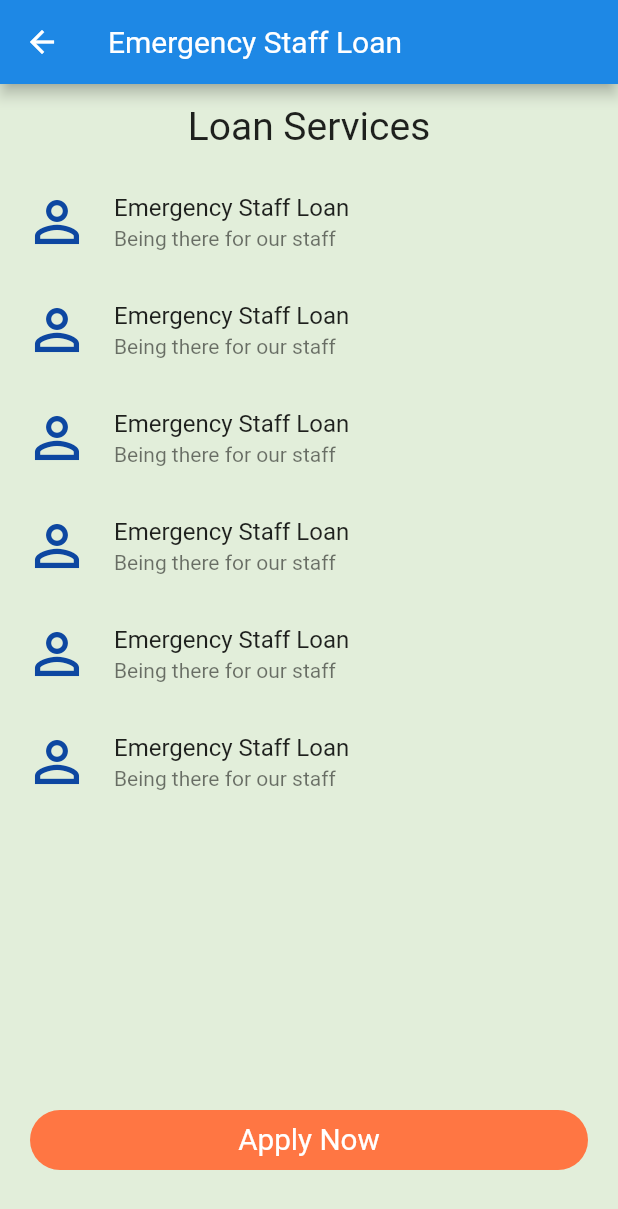
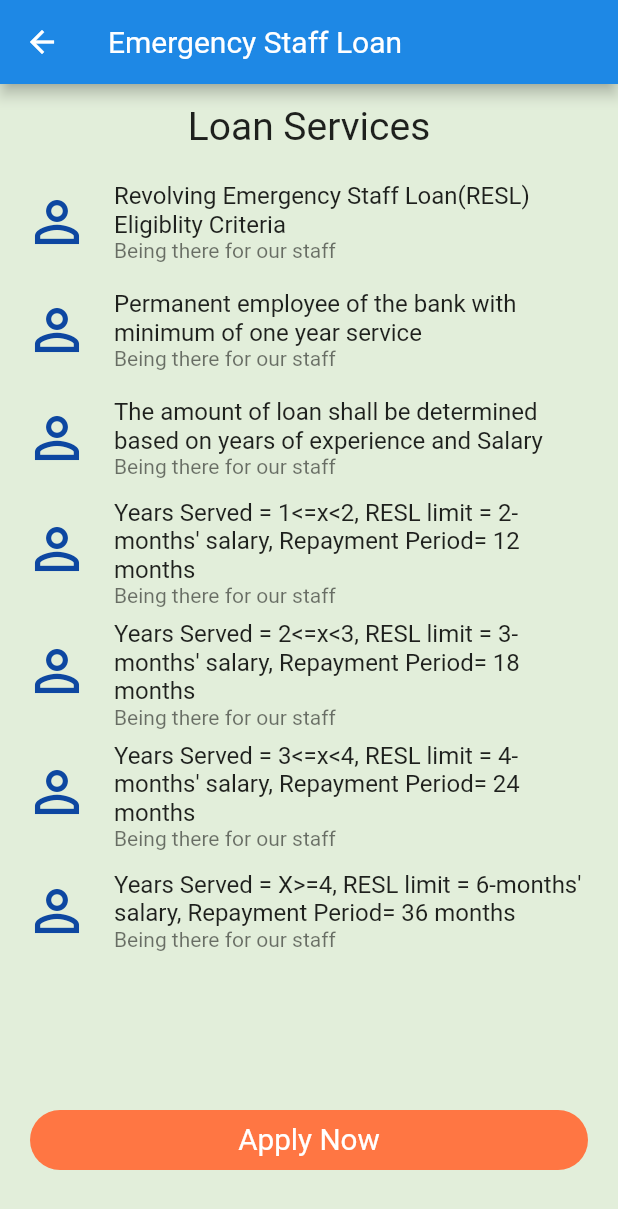
Before and after one commit to RoboCOVA/ligmone, a Flutter app: the EligibleCriteria screen opened directly, on a phone screen of 412 x 824 dp. Shown: the top 1209 px of the screen. Run offline on Flutter 3.47's test engine with Material 2 defaults, Android fonts, the light colour scheme and no system bars; our stand-ins replace cloud_firestore, firebase_auth, firebase_storage, font_awesome_flutter, google_fonts, google_sign_in and 2 more; missing offline and left inert: flutter_circular_chart, flutter_facebook_login, flutter_sparkline; accounts and stored records are empty.

Commit message:
add criteria details

```diff
--- a/lib/loginScreen/loginPage.dart
+++ b/lib/loginScreen/loginPage.dart
@@ -5,6 +5,7 @@ import 'package:ligmone/services/authService.dart';
 import 'package:provider/provider.dart';
 import 'package:google_fonts/google_fonts.dart';
 
+import '../constants.dart';
 import 'ForgotPassword.dart';
 //import 'package:trailblazer/src/shared/constDecoration.dart';
 
@@ -172,6 +173,27 @@ class _LoginPageState extends State<LoginPage> {
     );
   }
 
+  Widget _backButton() {
+    return InkWell(
+      onTap: () {
+        Navigator.pop(context);
+      },
+      child: Container(
+        padding: EdgeInsets.symmetric(horizontal: 10),
+        child: Row(
+          children: <Widget>[
+            Container(
+              padding: EdgeInsets.only(left: 0, top: 10, bottom: 10),
+              child: Icon(Icons.keyboard_arrow_left, color: Colors.black),
+            ),
+            Text('Back',
+                style: TextStyle(fontSize: 20, fontWeight: FontWeight.w500))
+          ],
+        ),
+      ),
+    );
+  }
+
   Widget _submitButtonnew() {
     return Container(
       width: MediaQuery.of(context).size.width,
@@ -288,6 +310,7 @@ class _LoginPageState extends State<LoginPage> {
 
   @override
   Widget build(BuildContext context) {
+    Color _lightGreen = Color.fromARGB(255, 226, 238, 218);
     final height = MediaQuery.of(context).size.height;
     var children2 = <Widget>[
       SizedBox(height: height * .2),
@@ -316,7 +339,7 @@ class _LoginPageState extends State<LoginPage> {
               ),
             ),
           ),
-          //Positioned(top: 40, left: 0, child: _backButton()),
+          Positioned(top: 40, left: 0, child: _backButton()),
         ],
       ),
     ));
--- a/lib/screens/eligibleCriteria.dart
+++ b/lib/screens/eligibleCriteria.dart
@@ -14,6 +14,26 @@ class EligibleCriteria extends StatefulWidget {
 }
 
 class _EligibleCriteriaState extends State<EligibleCriteria> {
+  List<String> revolvingEmergencyStaffLoan = [
+    "Revolving Emergency Staff Loan(RESL) Eligiblity Criteria",
+    "Permanent employee of the bank with minimum of one year service",
+    "The amount of loan shall be determined based on years of experience and Salary",
+    "Years Served = 1<=x<2, RESL limit = 2-months' salary, Repayment Period= 12 months",
+    "Years Served = 2<=x<3, RESL limit = 3-months' salary, Repayment Period= 18 months",
+    "Years Served = 3<=x<4, RESL limit = 4-months' salary, Repayment Period= 24 months",
+    "Years Served = X>=4, RESL limit = 6-months' salary, Repayment Period= 36 months",
+  ];
+  List<String> staffMorgageLoan = [
+    "Staff Morgage Eligiblity Criteria",
+    "Permanent employee of the bank with minimum of two year services",
+    "The applicant shall have good employment record",
+    "Total debt payment obligations shall not eceed half of applicant's base monthly salary",
+    "The resident house acquired need to in the town of where Bank branch exist",
+    "Applicant shall contribute at least 5% of the cost of residential house",
+    "Fresh Morgage loan request shall be considered upon his/her salary and his/her spouse income plus equity contribution ",
+    "Expand more...",
+  ];
+
   @override
   void initState() {
     super.initState();
@@ -21,6 +41,31 @@ class _EligibleCriteriaState extends State<EligibleCriteria> {
 
   @override
   Widget build(BuildContext context) {
+    List<String> temp = [];
+    switch (widget.title) {
+      case 'Emergency Staff Loan':
+        temp = revolvingEmergencyStaffLoan;
+        break;
+      case 'Staff Morgage Loan':
+        temp = staffMorgageLoan;
+        break;
+      case 'Automobile Loans':
+        temp = revolvingEmergencyStaffLoan;
+        break;
+      case 'Staff Condominum Loans':
+        temp = revolvingEmergencyStaffLoan;
+        break;
+      case 'Micro Loans':
+        temp = revolvingEmergencyStaffLoan;
+        break;
+      case 'Personal Loans':
+        temp = revolvingEmergencyStaffLoan;
+        break;
+      case 'Shopping Loans':
+        temp = revolvingEmergencyStaffLoan;
+        break;
+      default:
+    }
     return Scaffold(
       appBar: AppBar(
         backgroundColor: appbarcolor,
@@ -48,7 +93,7 @@ class _EligibleCriteriaState extends State<EligibleCriteria> {
                 color: Colors.blue[900],
                 size: 44,
               ),
-              title: Text('Emergency Staff Loan'),
+              title: Text(revolvingEmergencyStaffLoan[0]),
               subtitle: Text('Being there for our staff'),
             ),
             ListTile(
@@ -57,7 +102,7 @@ class _EligibleCriteriaState extends State<EligibleCriteria> {
                 color: Colors.blue[900],
                 size: 44,
               ),
-              title: Text('Emergency Staff Loan'),
+              title: Text(revolvingEmergencyStaffLoan[1]),
               subtitle: Text('Being there for our staff'),
             ),
             ListTile(
@@ -66,7 +111,7 @@ class _EligibleCriteriaState extends State<EligibleCriteria> {
                 color: Colors.blue[900],
                 size: 44,
               ),
-              title: Text('Emergency Staff Loan'),
+              title: Text(revolvingEmergencyStaffLoan[2]),
               subtitle: Text('Being there for our staff'),
             ),
             ListTile(
@@ -75,7 +120,7 @@ class _EligibleCriteriaState extends State<EligibleCriteria> {
                 color: Colors.blue[900],
                 size: 44,
               ),
-              title: Text('Emergency Staff Loan'),
+              title: Text(revolvingEmergencyStaffLoan[3]),
               subtitle: Text('Being there for our staff'),
             ),
             ListTile(
@@ -84,7 +129,7 @@ class _EligibleCriteriaState extends State<EligibleCriteria> {
                 color: Colors.blue[900],
                 size: 44,
               ),
-              title: Text('Emergency Staff Loan'),
+              title: Text(revolvingEmergencyStaffLoan[4]),
               subtitle: Text('Being there for our staff'),
             ),
             ListTile(
@@ -93,7 +138,16 @@ class _EligibleCriteriaState extends State<EligibleCriteria> {
                 color: Colors.blue[900],
                 size: 44,
               ),
-              title: Text('Emergency Staff Loan'),
+              title: Text(revolvingEmergencyStaffLoan[5]),
+              subtitle: Text('Being there for our staff'),
+            ),
+            ListTile(
+              leading: Icon(
+                Icons.person_outline,
+                color: Colors.blue[900],
+                size: 44,
+              ),
+              title: Text(revolvingEmergencyStaffLoan[6]),
               subtitle: Text('Being there for our staff'),
             ),
           ],
--- a/lib/screens/servicesList.dart
+++ b/lib/screens/servicesList.dart
@@ -138,6 +138,25 @@ class ServiceList extends StatelessWidget {
               },
             ),
             ListTile(
+              leading: Icon(
+                Icons.group,
+                color: Colors.blue[900],
+                size: 44,
+              ),
+              title: Text('Shopping Loans'),
+              subtitle: Text('When you need it'),
+              trailing: Icon(Icons.keyboard_arrow_right),
+              onTap: () {
+                Navigator.push(
+                  context,
+                  MaterialPageRoute(
+                    builder: (context) =>
+                        EligibleCriteria(title: 'Shopping  Loans'),
+                  ),
+                );
+              },
+            ),
+            ListTile(
               title: Text(
                 'Insurance',
                 textAlign: TextAlign.center,
--- /dev/null
+++ b/lib/shared/listCriteria.dart
@@ -0,0 +1,9 @@
+final revolvingEmergencyStaffLoan = [
+  "Revolving Emergency Staff Loan(RESL) Eligiblity Criteria",
+  "Permanent employee of the bank with minimum of one year service",
+  "The amount of loan shall be determined based on years of experience and Salary",
+  "Years Served = 1<=x<2, RESL limit = 2-months' salary, Repayment Period= 12 months",
+  "Years Served = 2<=x<3, RESL limit = 3-months' salary, Repayment Period= 18 months",
+  "Years Served = 3<=x<4, RESL limit = 4-months' salary, Repayment Period= 24 months",
+  "Years Served = X>=4, RESL limit = 6-months' salary, Repayment Period= 36 months",
+];
```
